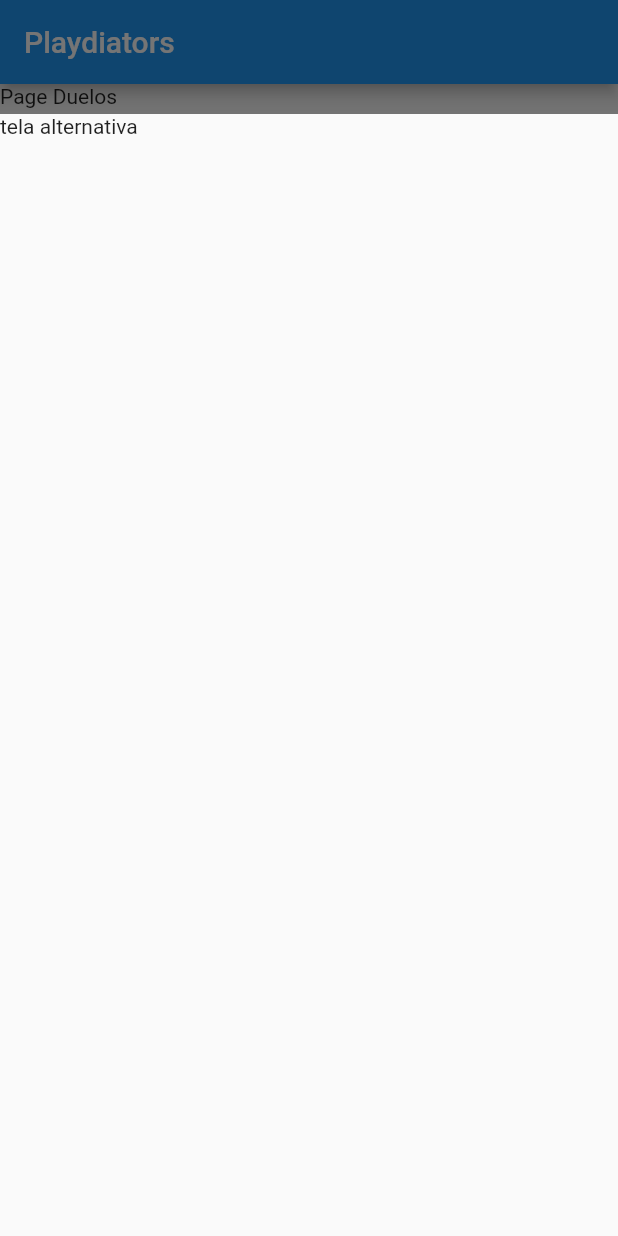
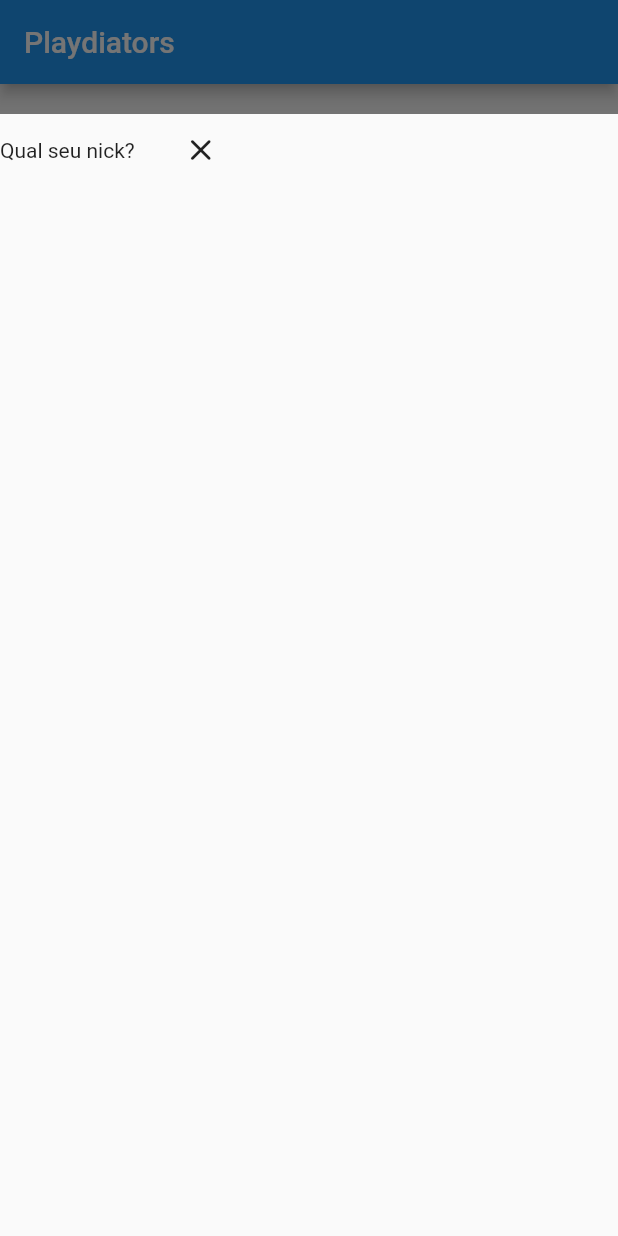
Before and after one commit to leonardoarnaud/playdiators, a Flutter app: the screen it shows after launch, on a phone screen of 412 x 824 dp. Run offline on Flutter 3.47's test engine with Material 2 defaults, Android fonts, the phone set to English and light mode, and no system bars.

Commit message:
organizando o projeto e definindo estrategia dos widgets

```diff
--- a/lib/main.dart
+++ b/lib/main.dart
@@ -1,15 +1,21 @@
 import 'package:flutter/material.dart';
+import 'package:playdiators/tools/quick_modal.dart';
+import 'package:playdiators/ui/auth/auth_pager_widget.dart';
+import 'package:playdiators/ui/duel/setup_search_duel_pager_widget.dart';
+import 'package:playdiators/ui/home/bottom_navigation_items.dart';
+import 'package:playdiators/ui/home/duels_page_widget.dart';
+import 'package:playdiators/ui/home/ranking_page_widget.dart';
+import 'package:playdiators/ui/home/stars_page_widget.dart';
 
 void main() {
   runApp(MyApp());
 }
 
 class MyApp extends StatelessWidget {
-  // This widget is the root of your application.
   @override
   Widget build(BuildContext context) {
     return MaterialApp(
-      title: 'Flutter Demo',
+      title: 'Playdiators',
       theme: ThemeData(
         visualDensity: VisualDensity.adaptivePlatformDensity,
       ),
@@ -29,77 +35,51 @@ class MyHomePage extends StatefulWidget {
 
 class _MyHomePageState extends State<MyHomePage> {
   int _currentPage = 0;
-  final pageController = PageController(
+  final _pageController = PageController(
     initialPage: 0
   );
-
 
   @override
   void initState() {
     super.initState();
 
-    Future.delayed(Duration.zero, () =>
-        showModalBottomSheet(
-            context: context,
-            isScrollControlled: true,
-            builder: (BuildContext context){
-              return Container(
-                color: Colors.transparent,
-                height: MediaQuery.of(context).size.height - AppBar().preferredSize.height - 20,
-                child: Text("tela alternativa"),
-              );
-            }
-        )
-    );
-
+    showModal(context, AuthPagerWidget());
   }
 
   @override
-  Widget build(BuildContext context) {
+  Widget build(BuildContext context) => buildMainLayout();
 
+  Scaffold buildMainLayout() {
     return Scaffold(
       appBar: AppBar(
         title: Text(widget.title),
       ),
       body: PageView(
-        controller: pageController,
+        controller: _pageController,
         children: [
-          Container(child: Text("Page Duelos")),
-          Container(child: Text("Page Ranking")),
-          Container(child: Text("Page Estrelas"))
+          DuelsPageWidget(),
+          RankingPageWidget(),
+          StarsPageWidget()
         ],
-        onPageChanged: (i) => setPage(i),
+        onPageChanged: (i) => _setPage(i),
       ),
       bottomNavigationBar: BottomNavigationBar(
         currentIndex: _currentPage,
-        items: [
-          BottomNavigationBarItem(
-              icon: Icon(Icons.whatshot),
-              label: "Duelos"
-          ),
-          BottomNavigationBarItem(
-              icon: Icon(Icons.leaderboard_rounded),
-              label: "Ranking"
-          ),
-          BottomNavigationBarItem(
-              icon: Icon(Icons.star_rounded),
-              label: "Estrelas"
-          ),
-        ],
-        onTap: (i) => setPage(i),
+        items: homeNavigationItems,
+        onTap: (i) => _setPage(i),
       ),
       floatingActionButton: FloatingActionButton(
-        onPressed: searchDuel(),
+        onPressed: () => showModal(context, SetupSearchDuelPagerWidget()),
         child: Icon(Icons.search),
-      ), // This trailing comma makes auto-formatting nicer for build methods.
+      ),
     );
   }
 
-  setPage(int i) {
+  void _setPage(int i) {
     if (i != _currentPage){
       setState(() {
         _currentPage = i;
-        pageController.animateToPage(
+        _pageController.animateToPage(
             _currentPage,
             duration: Duration(milliseconds: 500),
             curve: Curves.decelerate
@@ -109,4 +89,5 @@ class _MyHomePageState extends State<MyHomePage> {
   }
 
   searchDuel() {}
+
 }
--- /dev/null
+++ b/lib/ui/auth/auth_pager_widget.dart
@@ -0,0 +1,28 @@
+import 'package:flutter/material.dart';
+
+import 'nick_step_widget.dart';
+
+class AuthPagerWidget extends StatefulWidget {
+  @override
+  _AuthPagerWidgetState createState() => _AuthPagerWidgetState();
+}
+
+class _AuthPagerWidgetState extends State<AuthPagerWidget> {
+
+  final _pageController = PageController(
+      initialPage: 0
+  );
+
+  @override
+  Widget build(BuildContext context) {
+    return PageView(
+      controller: _pageController,
+      children: [
+        NickStepWidget(),
+        Text("passo 2"),
+        Text("passo 3")
+      ],
+      scrollDirection: Axis.vertical,
+    );
+  }
+}
--- /dev/null
+++ b/lib/ui/auth/nick_step_widget.dart
@@ -0,0 +1,25 @@
+import 'package:flutter/material.dart';
+
+class NickStepWidget extends StatefulWidget {
+  @override
+  _NickStepWidgetState createState() => _NickStepWidgetState();
+}
+
+class _NickStepWidgetState extends State<NickStepWidget> {
+  @override
+  Widget build(BuildContext context) {
+    return Column(
+      children: [
+        Row(
+          children: [
+            Text("Qual seu nick?"),
+            FlatButton(
+                onPressed: () => Navigator.pop(context),
+                child: Icon(Icons.close_rounded)
+            )
+          ],
+        )
+      ],
+    );
+  }
+}
--- /dev/null
+++ b/lib/ui/home/bottom_navigation_items.dart
@@ -0,0 +1,16 @@
+import 'package:flutter/material.dart';
+
+List<BottomNavigationBarItem> homeNavigationItems = [
+    BottomNavigationBarItem(
+      icon: Icon(Icons.whatshot),
+      label: "Duelos"
+    ),
+    BottomNavigationBarItem(
+      icon: Icon(Icons.leaderboard_rounded),
+      label: "Ranking"
+    ),
+    BottomNavigationBarItem(
+      icon: Icon(Icons.star_rounded),
+      label: "Estrelas"
+    )
+];
--- /dev/null
+++ b/lib/ui/home/duels_page_widget.dart
@@ -0,0 +1,13 @@
+import 'package:flutter/material.dart';
+
+class DuelsPageWidget extends StatefulWidget {
+  @override
+  _DuelsPageWidgetState createState() => _DuelsPageWidgetState();
+}
+
+class _DuelsPageWidgetState extends State<DuelsPageWidget> {
+  @override
+  Widget build(BuildContext context) {
+    return Container();
+  }
+}
```
Also changed, not shown: lib/tools/quick_modal.dart (added, +17 -0 lines), lib/ui/duel/setup_search_duel_pager_widget.dart (added, +26 -0 lines), lib/ui/home/ranking_page_widget.dart (added, +13 -0 lines), lib/ui/home/stars_page_widget.dart (added, +13 -0 lines).
